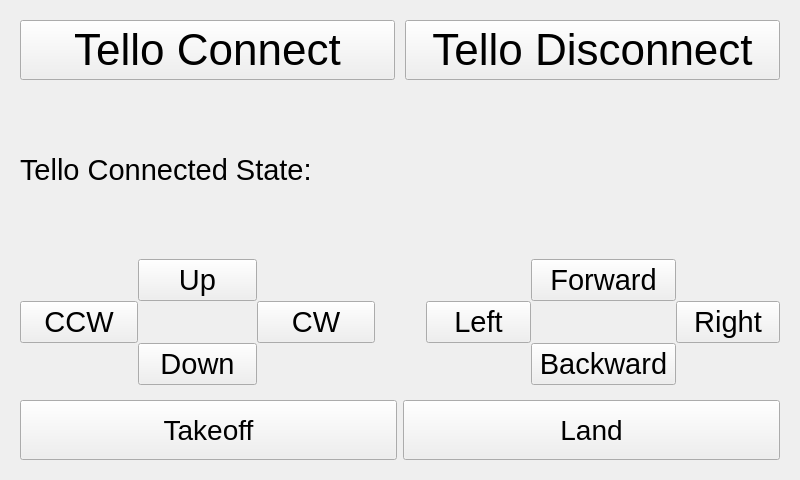
Qt form ui/TelloWidget.ui (kipr/botui) before a commit.
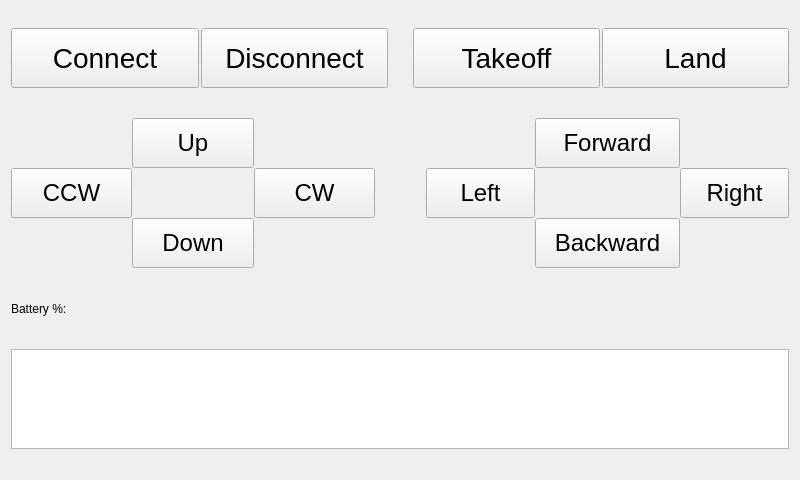
The same form after that commit. Custom widgets are drawn as their Qt base class.

Commit message: New Layout for TelloUI

What changed in the file:
```diff
--- a/ui/TelloWidget.ui
+++ b/ui/TelloWidget.ui
@@ -15,21 +15,27 @@
   </property>
   <layout class="QVBoxLayout" name="verticalLayout">
    <item>
-    <widget class="PlotWidget" name="plot" native="true">
-     <property name="font">
-      <font>
-       <pointsize>22</pointsize>
-      </font>
+    <layout class="QHBoxLayout" name="topHorizontal" stretch="0,0">
+     <property name="spacing">
+      <number>25</number>
      </property>
-     <layout class="QVBoxLayout" name="verticalLayout_3">
+     <property name="topMargin">
+      <number>0</number>
+     </property>
+     <property name="bottomMargin">
+      <number>0</number>
+     </property>
       <item>
        <layout class="QHBoxLayout" name="connectDisconnectHorizontal">
         <property name="spacing">
-         <number>10</number>
+        <number>2</number>
         </property>
         <property name="leftMargin">
          <number>0</number>
         </property>
+       <property name="topMargin">
+        <number>0</number>
+       </property>
         <property name="bottomMargin">
          <number>0</number>
         </property>
@@ -58,11 +64,11 @@
           </property>
           <property name="font">
            <font>
-            <pointsize>33</pointsize>
+           <pointsize>21</pointsize>
            </font>
           </property>
           <property name="text">
-           <string>Tello Connect</string>
+          <string>Connect</string>
           </property>
          </widget>
         </item>
@@ -91,52 +97,61 @@
           </property>
           <property name="font">
            <font>
-            <pointsize>33</pointsize>
+           <pointsize>21</pointsize>
            </font>
           </property>
           <property name="text">
-           <string>Tello Disconnect</string>
+          <string>Disconnect</string>
           </property>
          </widget>
         </item>
        </layout>
       </item>
       <item>
-       <layout class="QHBoxLayout" name="telloConnectedHorizontal">
+      <layout class="QHBoxLayout" name="takeoffLandHorizontal" stretch="0,0">
         <property name="spacing">
-         <number>6</number>
+        <number>2</number>
         </property>
         <property name="topMargin">
          <number>0</number>
         </property>
-        <property name="bottomMargin">
-         <number>0</number>
-        </property>
         <item>
-         <widget class="QLabel" name="telloConnectedStateLabel">
-          <property name="maximumSize">
+        <widget class="QPushButton" name="takeoffButton">
+         <property name="minimumSize">
            <size>
-            <width>16777215</width>
-            <height>10000</height>
-           </size>
-          </property>
+           <width>0</width>
+           <height>60</height>
+          </size>
+         </property>
+         <property name="font">
+          <font>
+           <pointsize>21</pointsize>
+          </font>
+         </property>
           <property name="text">
-           <string>Tello Connected State:</string>
+          <string>Takeoff</string>
           </property>
          </widget>
         </item>
         <item>
-         <widget class="QLabel" name="telloConnectedLabel">
-          <property name="maximumSize">
+        <widget class="QPushButton" name="landButton">
+         <property name="minimumSize">
            <size>
-            <width>16777215</width>
-            <height>10000</height>
-           </size>
-          </property>
+           <width>0</width>
+           <height>60</height>
+          </size>
+         </property>
+         <property name="font">
+          <font>
+           <pointsize>21</pointsize>
+          </font>
+         </property>
           <property name="text">
-           <string/>
-          </property>
-         </widget>
+          <string>Land</string>
+         </property>
+        </widget>
+       </item>
+      </layout>
         </item>
        </layout>
       </item>
@@ -145,6 +160,12 @@
         <property name="spacing">
          <number>51</number>
         </property>
+     <property name="topMargin">
+      <number>7</number>
+     </property>
+     <property name="bottomMargin">
+      <number>0</number>
+     </property>
         <item>
          <layout class="QGridLayout" name="leftGrid">
           <property name="spacing">
@@ -152,6 +173,17 @@
           </property>
           <item row="3" column="1">
            <widget class="QPushButton" name="downButton">
+         <property name="minimumSize">
+          <size>
+           <width>0</width>
+           <height>50</height>
+          </size>
+         </property>
+         <property name="font">
+          <font>
+           <pointsize>18</pointsize>
+          </font>
+         </property>
             <property name="text">
              <string>Down</string>
             </property>
@@ -159,13 +191,41 @@
           </item>
           <item row="2" column="0">
            <widget class="QPushButton" name="CCWButton">
+         <property name="minimumSize">
+          <size>
+           <width>0</width>
+           <height>50</height>
+          </size>
+         </property>
+         <property name="font">
+          <font>
+           <pointsize>18</pointsize>
+          </font>
+         </property>
             <property name="text">
              <string>CCW</string>
             </property>
+         <property name="iconSize">
+          <size>
+           <width>16</width>
+           <height>30</height>
+          </size>
+         </property>
            </widget>
           </item>
           <item row="2" column="2">
            <widget class="QPushButton" name="CWButton">
+         <property name="minimumSize">
+          <size>
+           <width>0</width>
+           <height>50</height>
+          </size>
+         </property>
+         <property name="font">
+          <font>
+           <pointsize>18</pointsize>
+          </font>
+         </property>
             <property name="text">
              <string>CW</string>
             </property>
@@ -173,6 +233,17 @@
           </item>
           <item row="0" column="1">
            <widget class="QPushButton" name="upButton">
+         <property name="minimumSize">
+          <size>
+           <width>0</width>
+           <height>50</height>
+          </size>
+         </property>
+         <property name="font">
+          <font>
+           <pointsize>18</pointsize>
+          </font>
+         </property>
             <property name="text">
              <string>Up</string>
             </property>
@@ -185,104 +256,166 @@
           <property name="spacing">
            <number>0</number>
           </property>
-          <item row="2" column="0">
+       <item row="1" column="2">
+        <widget class="QPushButton" name="rightButton">
+         <property name="minimumSize">
+          <size>
+           <width>0</width>
+           <height>50</height>
+          </size>
+         </property>
+         <property name="font">
+          <font>
+           <pointsize>18</pointsize>
+          </font>
+         </property>
+         <property name="text">
+          <string>Right</string>
+         </property>
+        </widget>
+       </item>
+       <item row="1" column="0">
            <widget class="QPushButton" name="leftButton">
+         <property name="minimumSize">
+          <size>
+           <width>0</width>
+           <height>50</height>
+          </size>
+         </property>
+         <property name="font">
+          <font>
+           <pointsize>18</pointsize>
+          </font>
+         </property>
             <property name="text">
              <string>Left</string>
             </property>
            </widget>
           </item>
-          <item row="3" column="1">
+       <item row="0" column="1">
+        <widget class="QPushButton" name="pushButton">
+         <property name="minimumSize">
+          <size>
+           <width>0</width>
+           <height>50</height>
+          </size>
+         </property>
+         <property name="font">
+          <font>
+           <pointsize>18</pointsize>
+          </font>
+         </property>
+         <property name="text">
+          <string>Forward</string>
+         </property>
+        </widget>
+       </item>
+       <item row="2" column="1">
            <widget class="QPushButton" name="backButton">
             <property name="minimumSize">
              <size>
               <width>145</width>
-              <height>0</height>
-             </size>
-            </property>
+           <height>50</height>
+          </size>
+         </property>
+         <property name="font">
+          <font>
+           <pointsize>18</pointsize>
+          </font>
+         </property>
             <property name="text">
              <string>Backward</string>
             </property>
            </widget>
           </item>
-          <item row="0" column="1">
-           <widget class="QPushButton" name="forwardButton">
-            <property name="minimumSize">
-             <size>
-              <width>120</width>
-              <height>0</height>
-             </size>
-            </property>
-            <property name="text">
-             <string>Forward</string>
-            </property>
-           </widget>
-          </item>
-          <item row="2" column="2">
-           <widget class="QPushButton" name="rightButton">
-            <property name="text">
-             <string>Right</string>
-            </property>
-           </widget>
-          </item>
          </layout>
         </item>
        </layout>
       </item>
       <item>
-       <layout class="QHBoxLayout" name="takeoffLandHorizontal" stretch="0,0">
+    <layout class="QHBoxLayout" name="telloBatteryHorizontal">
+     <property name="spacing">
+      <number>6</number>
+     </property>
         <property name="topMargin">
-         <number>9</number>
-        </property>
+      <number>0</number>
+     </property>
+     <property name="bottomMargin">
+      <number>0</number>
+     </property>
         <item>
-         <widget class="QPushButton" name="takeoffButton">
-          <property name="minimumSize">
+      <widget class="QLabel" name="telloBatteryPercentLabel">
+       <property name="maximumSize">
            <size>
-            <width>0</width>
-            <height>60</height>
-           </size>
-          </property>
-          <property name="font">
-           <font>
-            <pointsize>21</pointsize>
-           </font>
-          </property>
+         <width>16777215</width>
+         <height>35</height>
+        </size>
+       </property>
+       <property name="text">
+        <string>Battery %: </string>
+       </property>
+      </widget>
+     </item>
+     <item>
+      <widget class="QLabel" name="telloBatteryLabel">
+       <property name="maximumSize">
+        <size>
+         <width>16777215</width>
+         <height>35</height>
+        </size>
+       </property>
           <property name="text">
-           <string>Takeoff</string>
+        <string/>
           </property>
          </widget>
         </item>
+    </layout>
+   </item>
         <item>
-         <widget class="QPushButton" name="landButton">
-          <property name="minimumSize">
+    <widget class="ConsoleWidget" name="outputConsole">
+     <property name="sizePolicy">
+      <sizepolicy hsizetype="Expanding" vsizetype="Preferred">
+       <horstretch>0</horstretch>
+       <verstretch>0</verstretch>
+      </sizepolicy>
+     </property>
+     <property name="maximumSize">
            <size>
+       <width>16777215</width>
+       <height>100</height>
+      </size>
+     </property>
+     <property name="baseSize">
+      <size>
             <width>0</width>
-            <height>60</height>
+       <height>1000</height>
            </size>
           </property>
           <property name="font">
            <font>
-            <pointsize>21</pointsize>
-           </font>
-          </property>
-          <property name="text">
-           <string>Land</string>
-          </property>
-         </widget>
-        </item>
-       </layout>
-      </item>
-     </layout>
+       <family>Courier New</family>
+       <pointsize>22</pointsize>
+       <italic>true</italic>
+      </font>
+     </property>
+     <property name="undoRedoEnabled">
+      <bool>false</bool>
+     </property>
+     <property name="readOnly">
+      <bool>true</bool>
+     </property>
+     <property name="acceptRichText">
+      <bool>false</bool>
+     </property>
     </widget>
    </item>
   </layout>
  </widget>
  <customwidgets>
   <customwidget>
-   <class>PlotWidget</class>
-   <extends>QWidget</extends>
-   <header>PlotWidget.h</header>
-   <container>1</container>
+   <class>ConsoleWidget</class>
+   <extends>QTextEdit</extends>
+   <header>ConsoleWidget.h</header>
   </customwidget>
  </customwidgets>
  <resources/>
```
Lines whose indentation alone changed are shown as unchanged.
